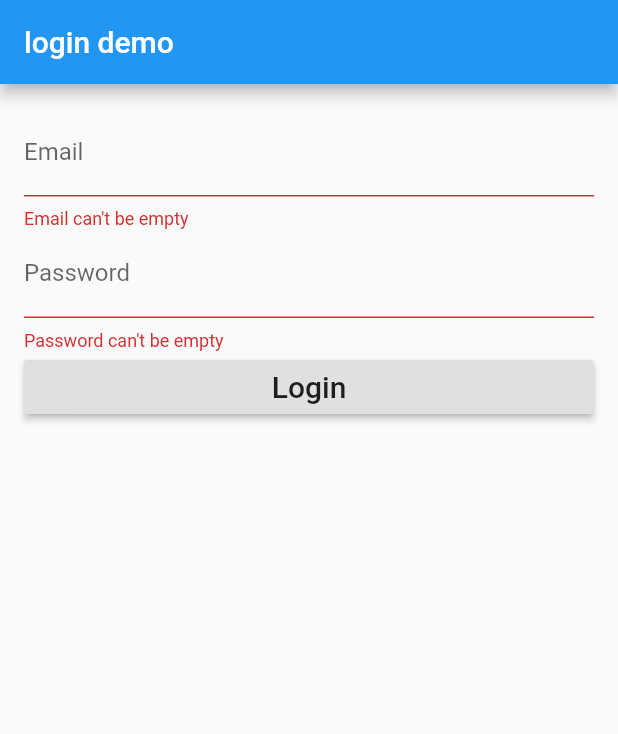
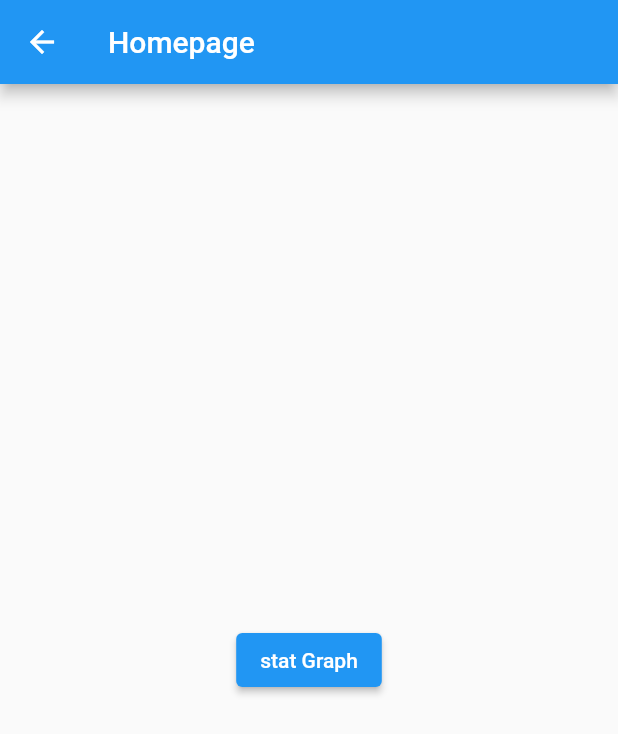
Before and after one commit to ebbuni1023/twitter_Text, a Flutter app: the screen it shows after launch, after a tap on "Login", on a phone screen of 412 x 824 dp. Shown: the top 734 px of the screen. Run offline on Flutter 3.47's test engine with Material 2 defaults, Android fonts, the phone set to English and light mode, and no system bars.

Commit message:
login updated

```diff
--- /dev/null
+++ b/twitter_app/lib/home_page.dart
@@ -0,0 +1,18 @@
+import 'package:flutter/material.dart';
+
+class home_page extends StatelessWidget {
+  @override
+  Widget build(BuildContext context) {
+    return Scaffold(
+      appBar: AppBar(
+        title: Text("Homepage"),
+      ),
+      body: Center(
+        child: ElevatedButton(
+          onPressed: () {},
+          child: Text('stat Graph'),
+        ),
+      ),
+    );
+  }
+}
--- a/twitter_app/lib/login_page.dart
+++ b/twitter_app/lib/login_page.dart
@@ -1,4 +1,5 @@
 import 'package:flutter/material.dart';
+import 'home_page.dart';
 
 class LoginPage extends StatefulWidget {
   @override
@@ -52,7 +53,13 @@ class _LoginPageState extends State<LoginPage> {
                   'Login',
                   style: new TextStyle(fontSize: 20.0),
                 ),
-                onPressed: validateAndSave,
+                //onPressed: validateAndSave,
+                onPressed: () {
+                  Navigator.push(
+                    context,
+                    MaterialPageRoute(builder: (context) => home_page()),
+                  );
+                },
               ),
             ],
           ),
```
